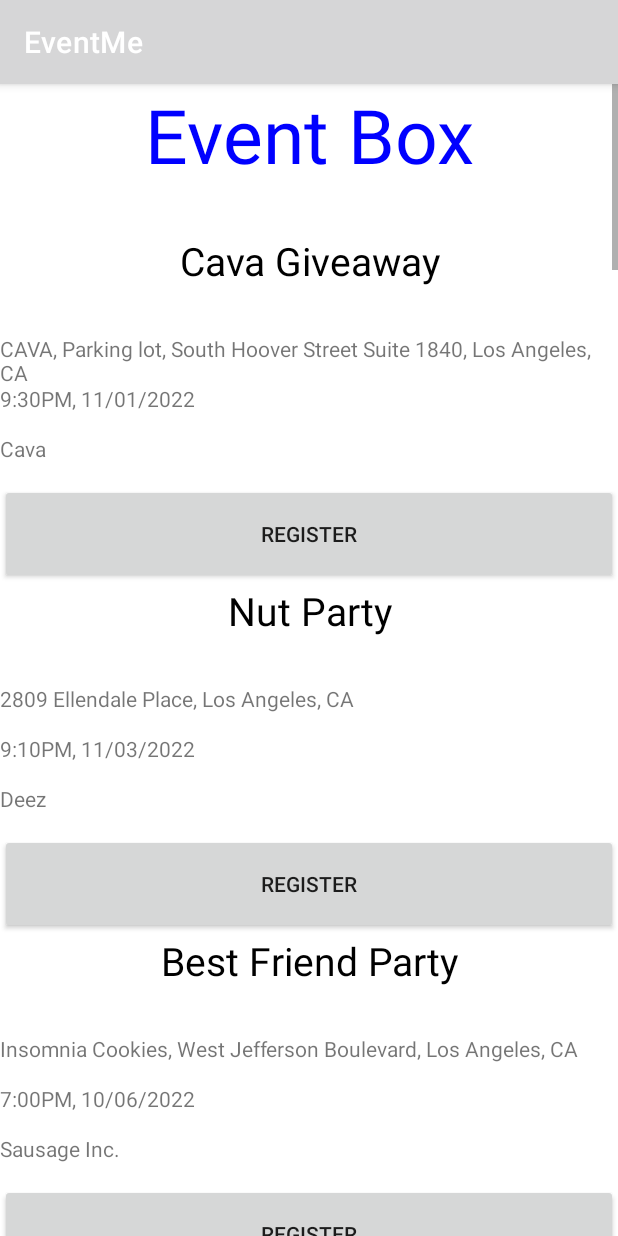
After one commit to yaosterr/EventMe, an Android app: the EventGuest screen opened directly, with no data from a screen before it, on a phone screen of 412 x 824 dp. The commit adds this screen. Run offline under Robolectric (Android 15) with nearby library versions, the phone set to English and light mode, and no system bars.

Commit message:
Added Guest Page

```diff
--- a/app/src/main/AndroidManifest.xml
+++ b/app/src/main/AndroidManifest.xml
@@ -18,12 +18,15 @@
         android:usesCleartextTraffic="true"
         tools:targetApi="30">
         <activity
+            android:name=".EventGuest"
+            android:exported="false" />
+        <activity
             android:name=".PersonalVoice"
             android:exported="false" />
 
         <meta-data
             android:name="com.google.android.geo.API_KEY"
-            android:value="AIzaSyC1dNGmu9mLCkkJi5oWtjMU2j1C3FwEBxc"></meta-data>
+            android:value="AIzaSyC1dNGmu9mLCkkJi5oWtjMU2j1C3FwEBxc" />
 
         <activity
             android:name=".UserProfile"
--- /dev/null
+++ b/app/src/main/java/com/example/eventme/EventGuest.java
@@ -0,0 +1,140 @@
+package com.example.eventme;
+
+import androidx.appcompat.app.AppCompatActivity;
+
+import android.content.Intent;
+import android.graphics.Color;
+import android.os.Bundle;
+import android.os.Parcelable;
+import android.util.Log;
+import android.view.View;
+import android.widget.Button;
+import android.widget.LinearLayout;
+import android.widget.TextView;
+import android.widget.Toast;
+
+import org.w3c.dom.Text;
+
+import java.util.Collections;
+import java.util.HashMap;
+import java.util.*;
+
+public class EventGuest extends AppCompatActivity {
+
+    ArrayList<Event> total = new ArrayList<Event>();
+
+    String eventList[] = {"Cava Giveaway", "Nut Party", "Best Friend Party", "Adele Birthday Party", "Harvard How-tos", "Nice Greetings", "Physics Class", "Elon Musk Talk Show",  "Dinner With Lebron James", "Life of Pi Reading", "Temper Control", "Christmas Celebration", "Justin Bieber Meet and Greet", "Self Defense Class", "Love Yourself Readings", "Casper Party", "Standup Comedy", "Kevin Hart Party", "Bill Nye Exhibition", "Fire Exhibition"};
+    String locationList[] = {"CAVA, Parking lot, South Hoover Street Suite 1840, Los Angeles, CA", "2809 Ellendale Place, Los Angeles, CA", "Insomnia Cookies, West Jefferson Boulevard, Los Angeles, CA", "1324 West 37th Place, Los Angeles, CA", "1261 W 36th Pl, Los Angeles, CA", "1259 W 36th Pl, Los Angeles, CA", "1261 W 36th Pl, Los Angeles, CA","1260 W 36th Pl, Los Angeles, CA","1263 W 36th Pl, Los Angeles, CA","1265 W 36th Pl, Los Angeles, CA", "CAVA, Parking lot, South Hoover Street Suite 1840, Los Angeles, CA", "2809 Ellendale Place, Los Angeles, CA", "Insomnia Cookies, West Jefferson Boulevard, Los Angeles, CA", "1324 West 37th Place, Los Angeles, CA", "1261 W 36th Pl, Los Angeles, CA", "1259 W 36th Pl, Los Angeles, CA", "1261 W 36th Pl, Los Angeles, CA","1260 W 36th Pl, Los Angeles, CA","1263 W 36th Pl, Los Angeles, CA","1265 W 36th Pl, Los Angeles, CA", "CAVA, Parking lot, South Hoover Street Suite 1840, Los Angeles, CA", "2809 Ellendale Place, Los Angeles, CA", "Insomnia Cookies, West Jefferson Boulevard, Los Angeles, CA", "1324 West 37th Place, Los Angeles, CA", "1261 W 36th Pl, Los Angeles, CA", "1259 W 36th Pl, Los Angeles, CA", "1261 W 36th Pl, Los Angeles, CA","1260 W 36th Pl, Los Angeles, CA","1263 W 36th Pl, Los Angeles, CA","1265 W 36th Pl, Los Angeles, CA"};
+    String dateTimeList[] = {"9:30PM, 11/01/2022", "9:10PM, 11/03/2022", "7:00PM, 10/06/2022", "11:00PM, 11/15/2022", "9:30PM, 11/20/2022","9:35PM, 12/20/2022","10:00AM, 11/20/2022","7:15AM, 12/02/2022","7:30PM, 11/20/2022","10:30PM, 11/20/2022", "9:30PM, 11/01/2022", "9:10PM, 11/03/2022", "7:00PM, 10/06/2022", "11:00PM, 11/15/2022", "9:30PM, 11/20/2022","9:35PM, 12/20/2022","10:00AM, 11/20/2022","7:15AM, 12/02/2022","7:30PM, 11/20/2022","10:30PM, 11/20/2022"};
+    String organizationList[] = {"Cava", "Deez", "Sausage Inc.", "ESPN", "Stephen A. Smith", "Jojo Siwa", "Marco Paolieri", "Tesla", "NBA", "Penguin House", "USC", "USC", "USC Village", "Fun Times Inc.", "Life is Good Inc.", "OVO", "LuLu Lemon", "Riot Games", "LAPD", "Crypto.com"};
+    double longitudeList[] = {-118.2845264, -118.2893416, -118.2853451, -118.2982277, -118.2964867, -118.296445, -118.2964867, -118.2967404, -118.2965932, -118.2966258, -118.2845264, -118.2893416, -118.2853451, -118.2982277, -118.2964867, -118.296445, -118.2964867, -118.2967404, -118.2965932, -118.2966258};
+    double latitudeList[] = {34.0250757, 34.0292234, 34.0250132, 34.0197438, 34.0220969, 34.022148, 34.0220969, 34.0216126, 34.0221403, 34.0221588, 34.0250757, 34.0292234, 34.0250132, 34.0197438, 34.0220969, 34.022148, 34.0220969, 34.0216126, 34.0221403, 34.0221588};
+
+    @Override
+    protected void onCreate(Bundle savedInstanceState) {
+        super.onCreate(savedInstanceState);
+        setContentView(R.layout.activity_event_box);
+
+        LinearLayout parent1 = new LinearLayout(this);
+        LinearLayout.LayoutParams params1 = new LinearLayout.LayoutParams(LinearLayout.LayoutParams.MATCH_PARENT,LinearLayout.LayoutParams.MATCH_PARENT);
+        params1.height = 150;
+        parent1.setOrientation(LinearLayout.VERTICAL);
+        parent1.setLayoutParams(params1);
+
+        TextView titleView = new TextView(this);
+        LinearLayout.LayoutParams titleParams = new LinearLayout.LayoutParams(LinearLayout.LayoutParams.MATCH_PARENT, LinearLayout.LayoutParams.MATCH_PARENT);
+        titleParams.height = 150;
+        titleView.setLayoutParams(titleParams);
+
+        String title = "Event Box";
+        titleView.setText(title);
+        titleView.setTextColor(Color.BLUE);
+        titleView.setTextAlignment(View.TEXT_ALIGNMENT_CENTER);
+        titleView.setTextSize(50);
+
+        parent1.addView(titleView);
+
+        LinearLayout layout1 = (LinearLayout) findViewById(R.id.eventboxlayout);
+        layout1.addView(parent1);
+
+        for (int i = 0; i< eventList.length; i++){
+            LinearLayout parent = new LinearLayout(this);
+            LinearLayout.LayoutParams params = new LinearLayout.LayoutParams(LinearLayout.LayoutParams.MATCH_PARENT,LinearLayout.LayoutParams.MATCH_PARENT);
+            params.height = 350;
+            parent.setOrientation(LinearLayout.VERTICAL);
+            parent.setLayoutParams(params);
+
+            TextView eventNameView = new TextView(this);
+            TextView locationView = new TextView(this);
+            TextView dateAndTimeView = new TextView(this);
+            TextView organizationView = new TextView(this);
+            Button register = new Button(this);
+            int finalI = i;
+            register.setOnClickListener(new View.OnClickListener() {
+                @Override
+                public void onClick(View view) {
+                    Toast.makeText(EventGuest.this, "You have signed up. See you then!",
+                            Toast.LENGTH_LONG).show();
+                    Event temp = new Event(eventList[finalI], locationList[finalI], dateTimeList[finalI],organizationList[finalI]);
+                    total.add(temp);
+                    Intent minor = new Intent(EventGuest.this, PersonalVoice.class);
+//                    Intent minor = new Intent(view.getContext(), PersonalVoice.class);
+                    minor.putExtra("msg", total);
+                    startActivity(minor);
+                }
+            });
+
+            LinearLayout.LayoutParams eventNameParams = new LinearLayout.LayoutParams(LinearLayout.LayoutParams.MATCH_PARENT, LinearLayout.LayoutParams.MATCH_PARENT);
+            eventNameParams.height = 100;
+            LinearLayout.LayoutParams viewParams = new LinearLayout.LayoutParams(LinearLayout.LayoutParams.MATCH_PARENT, LinearLayout.LayoutParams.MATCH_PARENT);
+            viewParams.height = 50;
+            LinearLayout.LayoutParams buttonParams = new LinearLayout.LayoutParams(LinearLayout.LayoutParams.MATCH_PARENT, LinearLayout.LayoutParams.MATCH_PARENT);
+            buttonParams.height = 100;
+            eventNameView.setLayoutParams(eventNameParams);
+            locationView.setLayoutParams(viewParams);
+            dateAndTimeView.setLayoutParams(viewParams);
+            organizationView.setLayoutParams(viewParams);
+            register.setLayoutParams(buttonParams);
+
+            String eventName = eventList[i];
+            String location = locationList[i];
+            String dateTime = dateTimeList[i];
+            String organization = organizationList[i];
+            String buttonText = "Register";
+
+            eventNameView.setText(eventName);
+            eventNameView.setTextColor(Color.BLACK);
+            eventNameView.setTextSize(26);
+            eventNameView.setTextAlignment(View.TEXT_ALIGNMENT_CENTER);
+            locationView.setText(location);
+            dateAndTimeView.setText(dateTime);
+            organizationView.setText(organization);
+            register.setText(buttonText);
+
+            parent.addView(eventNameView);
+            parent.addView(locationView);
+            parent.addView(dateAndTimeView);
+            parent.addView(organizationView);
+            parent.addView(register);
+
+            LinearLayout layout = (LinearLayout) findViewById(R.id.eventboxlayout);
+            layout.addView(parent);
+        }
+    }
+
+    public String[] getEventList() {
+        return eventList;
+    }
+
+    public String[] getLocationList() {
+        return locationList;
+    }
+
+    public double[] getLatitudeList() {
+        return latitudeList;
+    }
+
+    public double[] getLongitudeList() {
+        return longitudeList;
+    }
+}
```
Also changed, not shown: app/src/main/java/com/example/eventme/MainActivity.java (+12 -1 lines), app/src/main/res/layout/activity_event_guest.xml (added, +24 -0 lines), app/src/main/res/layout/activity_main.xml (+11 -1 lines).
